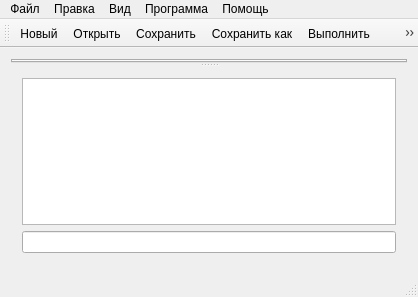
Above: mainwindow.ui from NOOBS-DevTeam/Appendix before the change. Below: the same form after it.
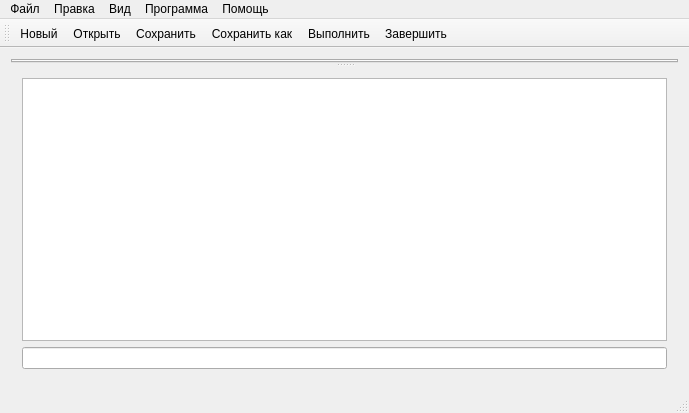
That is the form after the change. Icons and pictures are not drawn.

What changed in the file:
```diff
--- a/mainwindow.ui
+++ b/mainwindow.ui
@@ -6,8 +6,8 @@
    <rect>
     <x>0</x>
     <y>0</y>
-    <width>418</width>
-    <height>297</height>
+    <width>689</width>
+    <height>413</height>
    </rect>
   </property>
   <property name="sizePolicy">
@@ -106,7 +106,7 @@
     <rect>
      <x>0</x>
      <y>0</y>
-     <width>418</width>
+     <width>689</width>
      <height>21</height>
     </rect>
    </property>
```
Left out of the diff: 16 changed lines with no effect on the pictures.
